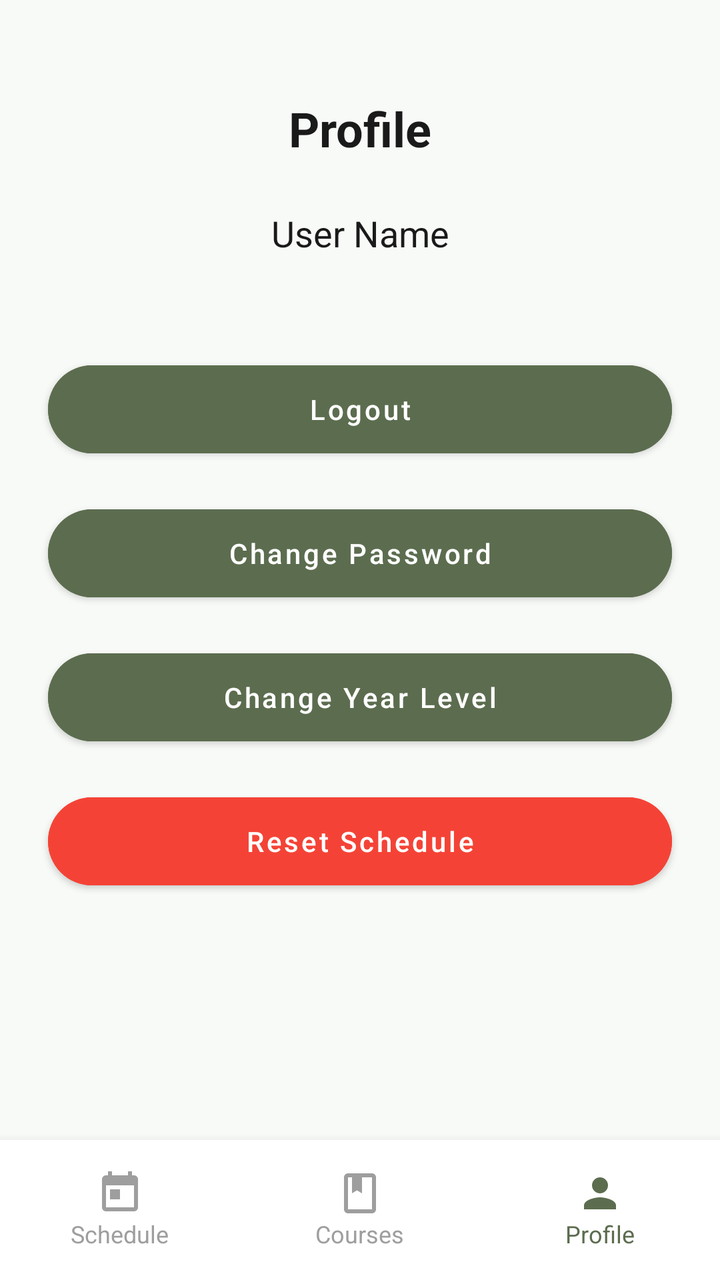
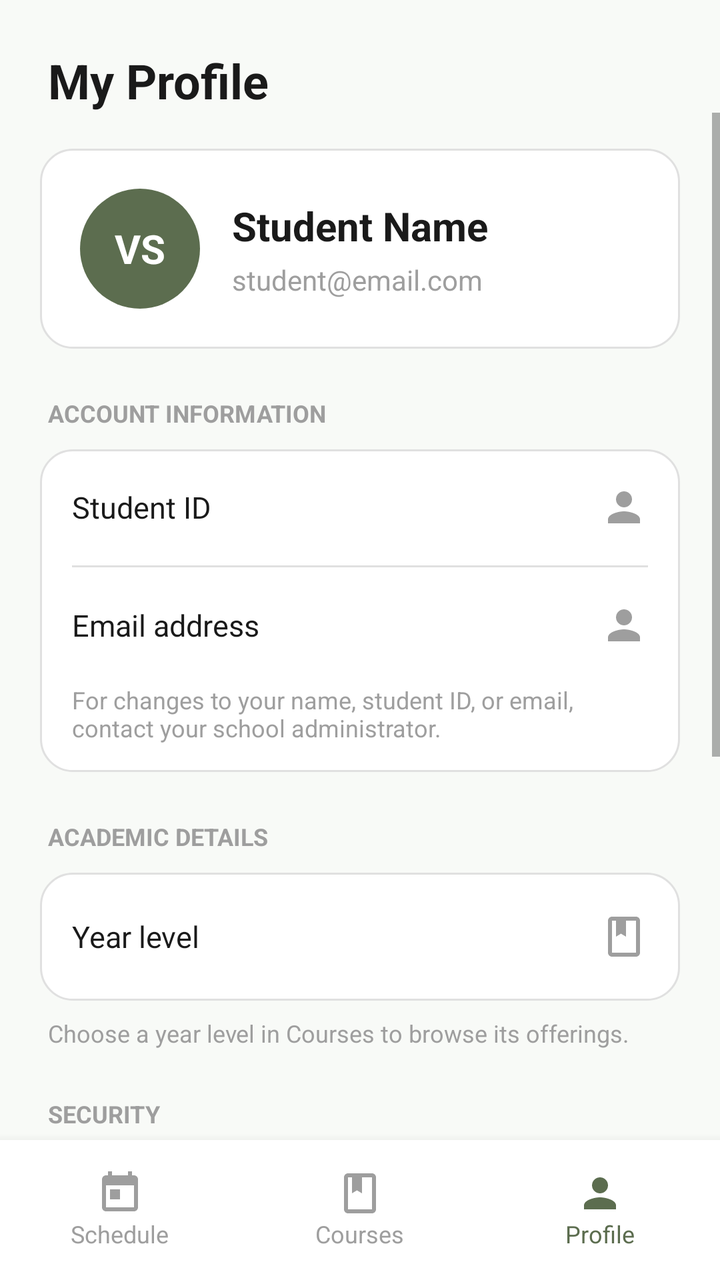

Compare the two renders of this Android layout. The source of the first and the diff that turns it into the second are given below.
<!-- AndroidManifest.xml: application theme Theme.VETSCHED -->
<!-- res/layout/fragment_profile.xml -->
<?xml version="1.0" encoding="utf-8"?>
<androidx.constraintlayout.widget.ConstraintLayout xmlns:android="http://schemas.android.com/apk/res/android"
    xmlns:app="http://schemas.android.com/apk/res-auto"
    android:layout_width="match_parent"
    android:layout_height="match_parent"
    android:background="@color/vetsched_background">

    <TextView
        android:id="@+id/tvProfileTitle"
        android:layout_width="wrap_content"
        android:layout_height="wrap_content"
        android:layout_marginTop="48dp"
        android:text="Profile"
        android:textColor="@color/vetsched_text_primary"
        android:textSize="24sp"
        android:textStyle="bold"
        app:layout_constraintEnd_toEndOf="parent"
        app:layout_constraintStart_toStartOf="parent"
        app:layout_constraintTop_toTopOf="parent" />

    <TextView
        android:id="@+id/tvUserNameProfile"
        android:layout_width="wrap_content"
        android:layout_height="wrap_content"
        android:layout_marginTop="24dp"
        android:text="User Name"
        android:textColor="@color/vetsched_text_primary"
        android:textSize="18sp"
        app:layout_constraintEnd_toEndOf="parent"
        app:layout_constraintStart_toStartOf="parent"
        app:layout_constraintTop_toBottomOf="@id/tvProfileTitle" />

    <Button
        android:id="@+id/btnLogout"
        android:layout_width="0dp"
        android:layout_height="56dp"
        android:layout_marginHorizontal="24dp"
        android:layout_marginTop="48dp"
        android:backgroundTint="@color/vetsched_primary"
        android:text="Logout"
        android:textAllCaps="false"
        android:textColor="@color/white"
        app:cornerRadius="28dp"
        app:layout_constraintEnd_toEndOf="parent"
        app:layout_constraintStart_toStartOf="parent"
        app:layout_constraintTop_toBottomOf="@id/tvUserNameProfile" />

    <Button
        android:id="@+id/btnChangePassword"
        android:layout_width="0dp"
        android:layout_height="56dp"
        android:layout_marginHorizontal="24dp"
        android:layout_marginTop="16dp"
        android:backgroundTint="@color/vetsched_primary"
        android:text="Change Password"
        android:textAllCaps="false"
        android:textColor="@color/white"
        app:cornerRadius="28dp"
        app:layout_constraintEnd_toEndOf="parent"
        app:layout_constraintStart_toStartOf="parent"
        app:layout_constraintTop_toBottomOf="@id/btnLogout" />

    <Button
        android:id="@+id/btnChangeYearLevel"
        android:layout_width="0dp"
        android:layout_height="56dp"
        android:layout_marginHorizontal="24dp"
        android:layout_marginTop="16dp"
        android:backgroundTint="@color/vetsched_primary"
        android:text="Change Year Level"
        android:textAllCaps="false"
        android:textColor="@color/white"
        app:cornerRadius="28dp"
        app:layout_constraintEnd_toEndOf="parent"
        app:layout_constraintStart_toStartOf="parent"
        app:layout_constraintTop_toBottomOf="@id/btnChangePassword" />

    <Button
        android:id="@+id/btnResetSchedule"
        android:layout_width="0dp"
        android:layout_height="56dp"
        android:layout_marginHorizontal="24dp"
        android:layout_marginTop="16dp"
        android:backgroundTint="#F44336"
        android:text="Reset Schedule"
        android:textAllCaps="false"
        android:textColor="@color/white"
        app:cornerRadius="28dp"
        app:layout_constraintEnd_toEndOf="parent"
        app:layout_constraintStart_toStartOf="parent"
        app:layout_constraintTop_toBottomOf="@id/btnChangeYearLevel" />

    <LinearLayout
        android:id="@+id/bottomNav"
        android:layout_width="match_parent"
        android:layout_height="70dp"
        android:background="@color/white"
        android:elevation="8dp"
        android:orientation="horizontal"
        app:layout_constraintBottom_toBottomOf="parent">

        <LinearLayout
            android:id="@+id/btnSchedule"
            android:layout_width="0dp"
            android:layout_height="match_parent"
            android:layout_weight="1"
            android:gravity="center"
            android:orientation="vertical">

            <ImageView
                android:layout_width="24dp"
                android:layout_height="24dp"
                android:src="@drawable/ic_schedule"
                app:tint="@color/vetsched_text_hint" />

            <TextView
                android:layout_width="wrap_content"
                android:layout_height="wrap_content"
                android:text="Schedule"
                android:textColor="@color/vetsched_text_hint"
                android:textSize="12sp" />
        </LinearLayout>

        <LinearLayout
            android:id="@+id/btnCourses"
            android:layout_width="0dp"
            android:layout_height="match_parent"
            android:layout_weight="1"
            android:gravity="center"
            android:orientation="vertical">

            <ImageView
                android:layout_width="24dp"
                android:layout_height="24dp"
                android:src="@drawable/ic_courses"
                app:tint="@color/vetsched_text_hint" />

            <TextView
                android:layout_width="wrap_content"
                android:layout_height="wrap_content"
                android:text="Courses"
                android:textColor="@color/vetsched_text_hint"
                android:textSize="12sp" />
        </LinearLayout>

        <LinearLayout
            android:id="@+id/btnProfile"
            android:layout_width="0dp"
            android:layout_height="match_parent"
            android:layout_weight="1"
            android:gravity="center"
            android:orientation="vertical">

            <ImageView
                android:layout_width="24dp"
                android:layout_height="24dp"
                android:src="@drawable/ic_profile"
                app:tint="@color/vetsched_primary" />

            <TextView
                android:layout_width="wrap_content"
                android:layout_height="wrap_content"
                android:text="Profile"
                android:textColor="@color/vetsched_primary"
                android:textSize="12sp" />
        </LinearLayout>
    </LinearLayout>

</androidx.constraintlayout.widget.ConstraintLayout>
<!-- resources referenced by this layout -->
<resources>
  <color name="vetsched_background">#F8FAF7</color>
  <color name="vetsched_primary">#5C6D4F</color>
  <color name="vetsched_text_hint">#9E9E9E</color>
  <color name="vetsched_text_primary">#1A1A1A</color>
  <color name="white">#FFFFFFFF</color>
  <!-- drawable ic_courses (drawable) -->
  <vector xmlns:android="http://schemas.android.com/apk/res/android"
      android:width="24dp"
      android:height="24dp"
      android:viewportWidth="24"
      android:viewportHeight="24">
      <path
          android:fillColor="#9E9E9E"
          android:pathData="M18,2L6,2c-1.1,0 -2,0.9 -2,2v16c0,1.1 0.9,2 2,2h12c1.1,0 2,-0.9 2,-2L20,4c0,-1.1 -0.9,-2 -2,-2zM18,20L6,20L6,4h2v8l2.5,-1.5L13,12L13,4h5v16z" />
  </vector>
  <!-- drawable ic_profile (drawable) -->
  <vector xmlns:android="http://schemas.android.com/apk/res/android"
      android:width="24dp"
      android:height="24dp"
      android:viewportWidth="24"
      android:viewportHeight="24">
      <path
          android:fillColor="#9E9E9E"
          android:pathData="M12,12c2.21,0 4,-1.79 4,-4s-1.79,-4 -4,-4 -4,1.79 -4,4 1.79,4 4,4zM12,14c-2.67,0 -8,1.34 -8,4v2h16v-2c0,-2.66 -5.33,-4 -8,-4z" />
  </vector>
  <!-- drawable ic_schedule (drawable) -->
  <vector xmlns:android="http://schemas.android.com/apk/res/android"
      android:width="24dp"
      android:height="24dp"
      android:viewportWidth="24"
      android:viewportHeight="24">
      <path
          android:fillColor="#5C6D4F"
          android:pathData="M19,3h-1L18,1h-2v2L8,3L8,1L6,1v2L5,3c-1.11,0 -1.99,0.9 -1.99,2L3,19c0,1.1 0.89,2 2,2h14c1.1,0 2,-0.9 2,-2L21,5c0,-1.1 -0.9,-2 -2,-2zM19,19L5,19L5,8h14v11zM7,10h5v5L7,15z" />
  </vector>
  <style name="Theme.VETSCHED" parent="Theme.MaterialComponents.Light.NoActionBar">
          <item name="colorPrimary">@color/vetsched_primary</item>
          <item name="android:statusBarColor">@color/vetsched_background</item>
          <item name="android:windowLightStatusBar">true</item>
      </style>
</resources>

<!-- the commit's change to res/layout/fragment_profile.xml (unified diff, before → after) -->
@@ -9,86 +9,235 @@
         android:id="@+id/tvProfileTitle"
         android:layout_width="wrap_content"
         android:layout_height="wrap_content"
-        android:layout_marginTop="48dp"
-        android:text="Profile"
+        android:layout_marginStart="24dp"
+        android:layout_marginTop="24dp"
+        android:text="My Profile"
         android:textColor="@color/vetsched_text_primary"
         android:textSize="24sp"
         android:textStyle="bold"
+        app:layout_constraintStart_toStartOf="parent"
+        app:layout_constraintTop_toTopOf="parent" />
+
+    <ScrollView
+        android:id="@+id/profileScroll"
+        android:layout_width="0dp"
+        android:layout_height="0dp"
+        android:clipToPadding="false"
+        android:fillViewport="false"
+        android:paddingBottom="20dp"
+        app:layout_constraintBottom_toTopOf="@id/bottomNav"
         app:layout_constraintEnd_toEndOf="parent"
         app:layout_constraintStart_toStartOf="parent"
-        app:layout_constraintTop_toTopOf="parent" />
-
-    <TextView
-        android:id="@+id/tvUserNameProfile"
-        android:layout_width="wrap_content"
-        android:layout_height="wrap_content"
-        android:layout_marginTop="24dp"
-        android:text="User Name"
-        android:textColor="@color/vetsched_text_primary"
-        android:textSize="18sp"
-        app:layout_constraintEnd_toEndOf="parent"
-        app:layout_constraintStart_toStartOf="parent"
-        app:layout_constraintTop_toBottomOf="@id/tvProfileTitle" />
-
-    <Button
-        android:id="@+id/btnLogout"
-        android:layout_width="0dp"
-        android:layout_height="56dp"
-        android:layout_marginHorizontal="24dp"
-        android:layout_marginTop="48dp"
-        android:backgroundTint="@color/vetsched_primary"
-        android:text="Logout"
-        android:textAllCaps="false"
-        android:textColor="@color/white"
-        app:cornerRadius="28dp"
-        app:layout_constraintEnd_toEndOf="parent"
-        app:layout_constraintStart_toStartOf="parent"
-        app:layout_constraintTop_toBottomOf="@id/tvUserNameProfile" />
-
-    <Button
-        android:id="@+id/btnChangePassword"
-        android:layout_width="0dp"
-        android:layout_height="56dp"
-        android:layout_marginHorizontal="24dp"
-        android:layout_marginTop="16dp"
-        android:backgroundTint="@color/vetsched_primary"
-        android:text="Change Password"
-        android:textAllCaps="false"
-        android:textColor="@color/white"
-        app:cornerRadius="28dp"
-        app:layout_constraintEnd_toEndOf="parent"
-        app:layout_constraintStart_toStartOf="parent"
-        app:layout_constraintTop_toBottomOf="@id/btnLogout" />
-
-    <Button
-        android:id="@+id/btnChangeYearLevel"
-        android:layout_width="0dp"
-        android:layout_height="56dp"
-        android:layout_marginHorizontal="24dp"
-        android:layout_marginTop="16dp"
-        android:backgroundTint="@color/vetsched_primary"
-        android:text="Change Year Level"
-        android:textAllCaps="false"
-        android:textColor="@color/white"
-        app:cornerRadius="28dp"
-        app:layout_constraintEnd_toEndOf="parent"
-        app:layout_constraintStart_toStartOf="parent"
-        app:layout_constraintTop_toBottomOf="@id/btnChangePassword" />
-
-    <Button
-        android:id="@+id/btnResetSchedule"
-        android:layout_width="0dp"
-        android:layout_height="56dp"
-        android:layout_marginHorizontal="24dp"
-        android:layout_marginTop="16dp"
-        android:backgroundTint="#F44336"
-        android:text="Reset Schedule"
-        android:textAllCaps="false"
-        android:textColor="@color/white"
-        app:cornerRadius="28dp"
-        app:layout_constraintEnd_toEndOf="parent"
-        app:layout_constraintStart_toStartOf="parent"
-        app:layout_constraintTop_toBottomOf="@id/btnChangeYearLevel" />
+        app:layout_constraintTop_toBottomOf="@id/tvProfileTitle">
+
+        <LinearLayout
+            android:layout_width="match_parent"
+            android:layout_height="wrap_content"
+            android:orientation="vertical"
+            android:paddingHorizontal="20dp"
+            android:paddingTop="18dp">
+
+            <LinearLayout
+                android:layout_width="match_parent"
+                android:layout_height="wrap_content"
+                android:background="@drawable/bg_profile_card"
+                android:gravity="center_vertical"
+                android:orientation="horizontal"
+                android:padding="20dp">
+
+                <TextView
+                    android:id="@+id/tvProfileInitials"
+                    android:layout_width="60dp"
+                    android:layout_height="60dp"
+                    android:background="@drawable/bg_profile_avatar"
+                    android:gravity="center"
+                    android:text="VS"
+                    android:textColor="@color/white"
+                    android:textSize="20sp"
+                    android:textStyle="bold" />
+
+                <LinearLayout
+                    android:layout_width="0dp"
+                    android:layout_height="wrap_content"
+                    android:layout_marginStart="16dp"
+                    android:layout_weight="1"
+                    android:orientation="vertical">
+
+                    <TextView
+                        android:id="@+id/tvUserNameProfile"
+                        android:layout_width="match_parent"
+                        android:layout_height="wrap_content"
+                        android:text="Student Name"
+                        android:textColor="@color/vetsched_text_primary"
+                        android:textSize="20sp"
+                        android:textStyle="bold" />
+
+                    <TextView
+                        android:id="@+id/tvProfileEmail"
+                        android:layout_width="match_parent"
+                        android:layout_height="wrap_content"
+                        android:layout_marginTop="4dp"
+                        android:text="student@email.com"
+                        android:textColor="@color/vetsched_text_hint"
+                        android:textSize="14sp" />
+                </LinearLayout>
+            </LinearLayout>
+
+            <TextView
+                android:layout_width="wrap_content"
+                android:layout_height="wrap_content"
+                android:layout_marginStart="4dp"
+                android:layout_marginTop="24dp"
+                android:layout_marginBottom="10dp"
+                android:text="ACCOUNT INFORMATION"
+                android:textColor="@color/vetsched_text_hint"
+                android:textSize="12sp"
+                android:textStyle="bold" />
+
+            <LinearLayout
+                android:layout_width="match_parent"
+                android:layout_height="wrap_content"
+                android:background="@drawable/bg_profile_card"
+                android:orientation="vertical"
+                android:paddingHorizontal="16dp">
+
+                <TextView
+                    android:id="@+id/tvProfileStudentId"
+                    android:layout_width="match_parent"
+                    android:layout_height="wrap_content"
+                    android:drawableEnd="@drawable/ic_profile"
+                    android:drawablePadding="12dp"
+                    android:gravity="center_vertical"
+                    android:minHeight="58dp"
+                    android:text="Student ID"
+                    android:textColor="@color/vetsched_text_primary"
+                    android:textSize="15sp" />
+
+                <View
+                    android:layout_width="match_parent"
+                    android:layout_height="1dp"
+                    android:background="@color/vetsched_divider" />
+
+                <TextView
+                    android:id="@+id/tvProfileEmailDetail"
+                    android:layout_width="match_parent"
+                    android:layout_height="wrap_content"
+                    android:drawableEnd="@drawable/ic_profile"
+                    android:drawablePadding="12dp"
+                    android:gravity="center_vertical"
+                    android:minHeight="58dp"
+                    android:text="Email address"
+                    android:textColor="@color/vetsched_text_primary"
+                    android:textSize="15sp" />
+
+                <TextView
+                    android:layout_width="match_parent"
+                    android:layout_height="wrap_content"
+                    android:paddingBottom="14dp"
+                    android:text="For changes to your name, student ID, or email, contact your school administrator."
+                    android:textColor="@color/vetsched_text_hint"
+                    android:textSize="12sp" />
+            </LinearLayout>
+
+            <TextView
+                android:layout_width="wrap_content"
+                android:layout_height="wrap_content"
+                android:layout_marginStart="4dp"
+                android:layout_marginTop="24dp"
+                android:layout_marginBottom="10dp"
+                android:text="ACADEMIC DETAILS"
+                android:textColor="@color/vetsched_text_hint"
+                android:textSize="12sp"
+                android:textStyle="bold" />
+
+            <TextView
+                android:id="@+id/tvProfileYearLevel"
+                android:layout_width="match_parent"
+                android:layout_height="wrap_content"
+                android:background="@drawable/bg_profile_card"
+                android:drawableEnd="@drawable/ic_courses"
+                android:drawablePadding="12dp"
+                android:gravity="center_vertical"
+                android:minHeight="64dp"
+                android:paddingHorizontal="16dp"
+                android:text="Year level"
+                android:textColor="@color/vetsched_text_primary"
+                android:textSize="15sp" />
+
+            <TextView
+                android:layout_width="match_parent"
+                android:layout_height="wrap_content"
+                android:layout_marginStart="4dp"
+                android:layout_marginTop="8dp"
+                android:text="Choose a year level in Courses to browse its offerings."
+                android:textColor="@color/vetsched_text_hint"
+                android:textSize="12sp" />
+
+            <TextView
+                android:layout_width="wrap_content"
+                android:layout_height="wrap_content"
+                android:layout_marginStart="4dp"
+                android:layout_marginTop="24dp"
+                android:layout_marginBottom="10dp"
+                android:text="SECURITY"
+                android:textColor="@color/vetsched_text_hint"
+                android:textSize="12sp"
+                android:textStyle="bold" />
+
+            <Button
+                android:id="@+id/btnChangePassword"
+                android:layout_width="match_parent"
+                android:layout_height="56dp"
+                android:backgroundTint="@color/vetsched_primary"
+                android:text="Change password"
+                android:textAllCaps="false"
+                android:textColor="@color/white"
+                app:cornerRadius="16dp" />
+
+            <TextView
+                android:layout_width="wrap_content"
+                android:layout_height="wrap_content"
+                android:layout_marginStart="4dp"
+                android:layout_marginTop="24dp"
+                android:layout_marginBottom="10dp"
+                android:text="SCHEDULE"
+                android:textColor="@color/vetsched_text_hint"
+                android:textSize="12sp"
+                android:textStyle="bold" />
+
+            <Button
+                android:id="@+id/btnResetSchedule"
+                android:layout_width="match_parent"
+                android:layout_height="56dp"
+                android:backgroundTint="@color/vetsched_warning"
+                android:text="Clear my schedule"
+                android:textAllCaps="false"
+                android:textColor="@color/white"
+                app:cornerRadius="16dp" />
+
+            <TextView
+                android:layout_width="wrap_content"
+                android:layout_height="wrap_content"
+                android:layout_marginStart="4dp"
+                android:layout_marginTop="24dp"
+                android:layout_marginBottom="10dp"
+                android:text="SESSION"
+                android:textColor="@color/vetsched_text_hint"
+                android:textSize="12sp"
+                android:textStyle="bold" />
+
+            <Button
+                android:id="@+id/btnLogout"
+                style="@style/Widget.MaterialComponents.Button.OutlinedButton"
+                android:layout_width="match_parent"
+                android:layout_height="56dp"
+                android:text="Log out"
+                android:textAllCaps="false"
+                android:textColor="@color/vetsched_warning"
+                app:cornerRadius="16dp"
+                app:strokeColor="@color/vetsched_warning" />
+        </LinearLayout>
+    </ScrollView>
 
     <LinearLayout
         android:id="@+id/bottomNav"
@@ -165,5 +314,4 @@
                 android:textSize="12sp" />
         </LinearLayout>
     </LinearLayout>
-
 </androidx.constraintlayout.widget.ConstraintLayout>
<!-- resource entries referenced after the edit -->
@@ -1,10 +1,27 @@
 <!-- resources referenced by this layout -->
 <resources>
   <color name="vetsched_background">#F8FAF7</color>
+  <color name="vetsched_divider">#E0E0E0</color>
   <color name="vetsched_primary">#5C6D4F</color>
   <color name="vetsched_text_hint">#9E9E9E</color>
   <color name="vetsched_text_primary">#1A1A1A</color>
+  <color name="vetsched_warning">#B3261E</color>
   <color name="white">#FFFFFFFF</color>
+  <!-- drawable bg_profile_avatar (drawable) -->
+  <?xml version="1.0" encoding="utf-8"?>
+  <shape xmlns:android="http://schemas.android.com/apk/res/android"
+      android:shape="oval">
+      <solid android:color="@color/vetsched_primary" />
+  </shape>
+  <!-- drawable bg_profile_card (drawable) -->
+  <?xml version="1.0" encoding="utf-8"?>
+  <shape xmlns:android="http://schemas.android.com/apk/res/android">
+      <solid android:color="@color/white" />
+      <corners android:radius="16dp" />
+      <stroke
+          android:width="1dp"
+          android:color="@color/vetsched_divider" />
+  </shape>
   <!-- drawable ic_courses (drawable) -->
   <vector xmlns:android="http://schemas.android.com/apk/res/android"
       android:width="24dp"
